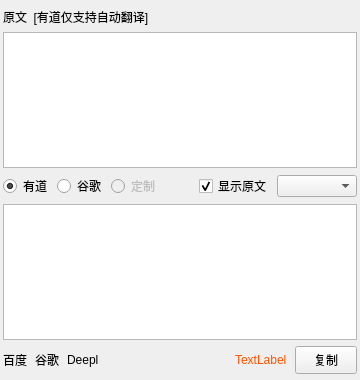
This is ui/xml/home.ui in mina998/MouseTranslator as Qt 5 draws it before an edit. The edited form follows.
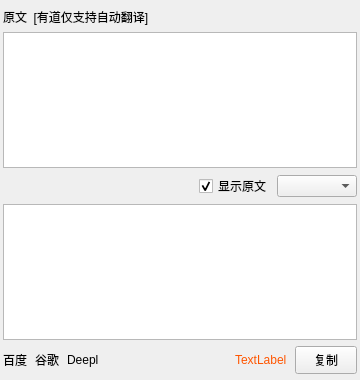
This is the edited form. Icons and pictures are not drawn.

Patch:
```diff
--- a/ui/xml/home.ui
+++ b/ui/xml/home.ui
@@ -58,33 +58,6 @@
      <property name="spacing">
       <number>5</number>
      </property>
-     <item>
-      <widget class="QRadioButton" name="youdao">
-       <property name="text">
-        <string>有道</string>
-       </property>
-       <property name="checked">
-        <bool>true</bool>
-       </property>
-      </widget>
-     </item>
-     <item>
-      <widget class="QRadioButton" name="google">
-       <property name="text">
-        <string>谷歌</string>
-       </property>
-      </widget>
-     </item>
-     <item>
-      <widget class="QRadioButton" name="deepl">
-       <property name="enabled">
-        <bool>false</bool>
-       </property>
-       <property name="text">
-        <string>定制</string>
-       </property>
-      </widget>
-     </item>
      <item>
       <spacer name="horizontalSpacer">
        <property name="orientation">
```
